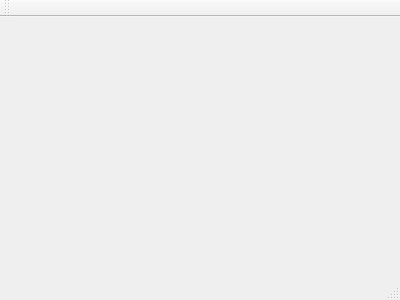
Old version of the form src/ui/mainwindow.ui in the repository LibreTuner/LibreTuner.
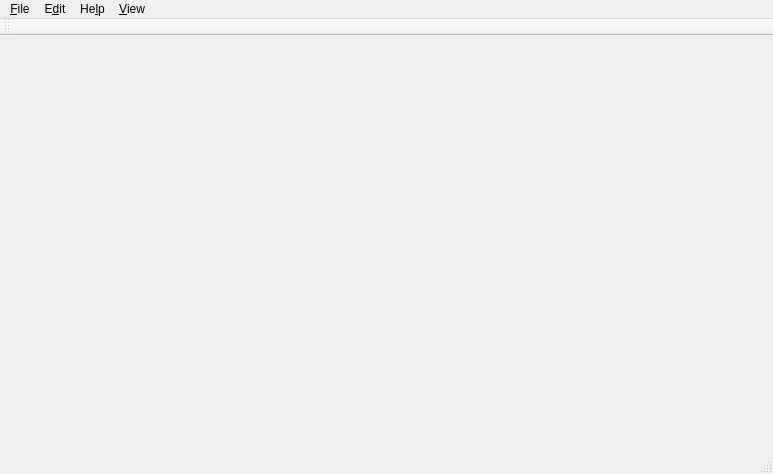
New version of the form.

Patch:
```diff
--- a/src/ui/mainwindow.ui
+++ b/src/ui/mainwindow.ui
@@ -6,15 +6,51 @@
    <rect>
     <x>0</x>
     <y>0</y>
-    <width>400</width>
-    <height>300</height>
+    <width>773</width>
+    <height>474</height>
    </rect>
   </property>
   <property name="windowTitle">
    <string>ZoomZoomTune</string>
   </property>
   <widget class="QWidget" name="centralWidget"/>
-  <widget class="QMenuBar" name="menuBar"/>
+  <widget class="QMenuBar" name="menuBar">
+   <property name="geometry">
+    <rect>
+     <x>0</x>
+     <y>0</y>
+     <width>773</width>
+     <height>30</height>
+    </rect>
+   </property>
+   <widget class="QMenu" name="menuHelp">
+    <property name="title">
+     <string>&amp;File</string>
+    </property>
+   </widget>
+   <widget class="QMenu" name="menuSettings">
+    <property name="title">
+     <string>E&amp;dit</string>
+    </property>
+    <addaction name="actionSettings"/>
+   </widget>
+   <widget class="QMenu" name="menuHelp_2">
+    <property name="title">
+     <string>He&amp;lp</string>
+    </property>
+    <addaction name="actionAbout"/>
+   </widget>
+   <widget class="QMenu" name="menuView">
+    <property name="title">
+     <string>&amp;View</string>
+    </property>
+    <addaction name="actionCAN_Log"/>
+   </widget>
+   <addaction name="menuHelp"/>
+   <addaction name="menuSettings"/>
+   <addaction name="menuHelp_2"/>
+   <addaction name="menuView"/>
+  </widget>
   <widget class="QToolBar" name="mainToolBar">
    <attribute name="toolBarArea">
     <enum>TopToolBarArea</enum>
```
Left out of the diff: 17 changed lines with no effect on the pictures.
